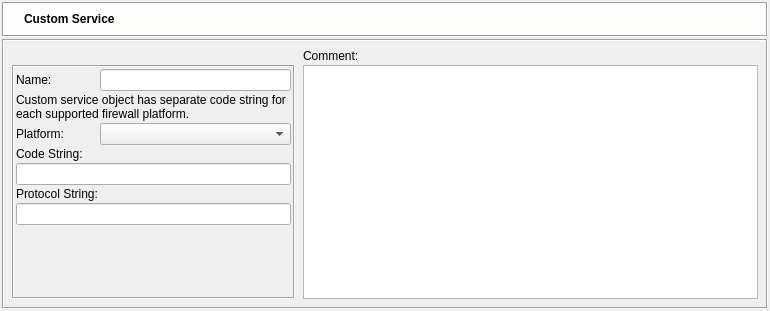
Above: src/gui/customservicedialog_q.ui from fwbuilder/fwbuilder before the change. Below: the same form after it.
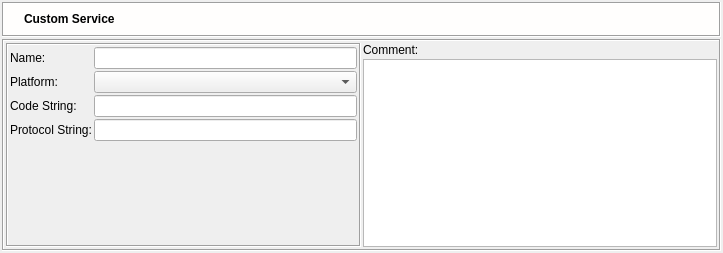
That is the form after the change. Icons and pictures are not drawn.

```diff
--- a/src/gui/customservicedialog_q.ui
+++ b/src/gui/customservicedialog_q.ui
@@ -8,8 +8,8 @@
    <rect>
     <x>0</x>
     <y>0</y>
-    <width>770</width>
-    <height>311</height>
+    <width>723</width>
+    <height>253</height>
    </rect>
   </property>
   <property name="windowTitle" >
@@ -220,35 +220,7 @@
         <enum>QFrame::Sunken</enum>
        </property>
        <layout class="QGridLayout" >
-        <property name="leftMargin" >
-         <number>8</number>
-        </property>
-        <property name="topMargin" >
-         <number>8</number>
-        </property>
-        <property name="rightMargin" >
-         <number>8</number>
-        </property>
-        <property name="bottomMargin" >
-         <number>8</number>
-        </property>
-        <property name="horizontalSpacing" >
-         <number>8</number>
-        </property>
-        <property name="verticalSpacing" >
-         <number>2</number>
-        </property>
-        <item row="0" column="1" >
-         <widget class="QLabel" name="textLabel2" >
-          <property name="text" >
-           <string>Comment:</string>
-          </property>
-          <property name="wordWrap" >
-           <bool>false</bool>
-          </property>
-         </widget>
-        </item>
-        <item row="1" column="0" >
+        <item rowspan="2" row="0" column="0" >
          <widget class="QFrame" name="frame13" >
           <property name="frameShape" >
            <enum>QFrame::Box</enum>
@@ -277,44 +249,13 @@
              </property>
              <property name="minimumSize" >
               <size>
-               <width>0</width>
+               <width>200</width>
                <height>0</height>
               </size>
              </property>
             </widget>
            </item>
-           <item row="1" column="0" colspan="2" >
-            <widget class="QLabel" name="textLabel2_2" >
-             <property name="sizePolicy" >
-              <sizepolicy vsizetype="Fixed" hsizetype="Expanding" >
-               <horstretch>0</horstretch>
-               <verstretch>0</verstretch>
-              </sizepolicy>
-             </property>
-             <property name="minimumSize" >
-              <size>
-               <width>0</width>
-               <height>0</height>
-              </size>
-             </property>
-             <property name="maximumSize" >
-              <size>
-               <width>32767</width>
-               <height>60</height>
-              </size>
-             </property>
-             <property name="text" >
-              <string>Custom service object has separate code string for each supported firewall platform.</string>
-             </property>
-             <property name="alignment" >
-              <set>Qt::AlignVCenter</set>
-             </property>
-             <property name="wordWrap" >
-              <bool>true</bool>
-             </property>
-            </widget>
-           </item>
-           <item row="2" column="0" >
+           <item row="1" column="0" >
             <widget class="QLabel" name="textLabel3" >
              <property name="text" >
               <string>Platform:</string>
@@ -324,11 +265,21 @@
              </property>
             </widget>
            </item>
-           <item row="2" column="1" >
-            <widget class="QComboBox" name="platform" />
+           <item row="1" column="1" >
+            <widget class="QComboBox" name="platform" >
+             <property name="toolTip" >
+              <string>Custom service object has separate code string for each supported firewall platform.</string>
+             </property>
+            </widget>
            </item>
-           <item row="3" column="0" colspan="2" >
+           <item row="2" column="0" >
             <widget class="QLabel" name="textLabel1_3" >
+             <property name="sizePolicy" >
+              <sizepolicy vsizetype="Fixed" hsizetype="Preferred" >
+               <horstretch>0</horstretch>
+               <verstretch>0</verstretch>
+              </sizepolicy>
+             </property>
              <property name="text" >
               <string>Code String:</string>
              </property>
@@ -337,7 +288,7 @@
              </property>
             </widget>
            </item>
-           <item row="4" column="0" colspan="2" >
+           <item row="2" column="1" >
             <widget class="QLineEdit" name="code" >
              <property name="minimumSize" >
               <size>
@@ -350,28 +301,31 @@
              </property>
             </widget>
            </item>
-           <item row="5" column="0" >
+           <item row="3" column="0" >
             <widget class="QLabel" name="protocol_string_label" >
+             <property name="sizePolicy" >
+              <sizepolicy vsizetype="Fixed" hsizetype="Preferred" >
+               <horstretch>0</horstretch>
+               <verstretch>0</verstretch>
+              </sizepolicy>
+             </property>
              <property name="text" >
               <string>Protocol String:</string>
              </property>
             </widget>
            </item>
-           <item row="6" column="0" colspan="2" >
+           <item row="3" column="1" >
             <widget class="QLineEdit" name="protocol_string" />
            </item>
-           <item row="7" column="1" >
+           <item row="4" column="1" >
             <spacer>
              <property name="orientation" >
               <enum>Qt::Vertical</enum>
              </property>
-             <property name="sizeType" >
-              <enum>QSizePolicy::MinimumExpanding</enum>
-             </property>
              <property name="sizeHint" >
               <size>
-               <width>191</width>
-               <height>21</height>
+               <width>20</width>
+               <height>40</height>
               </size>
              </property>
             </spacer>
@@ -379,6 +333,22 @@
           </layout>
          </widget>
         </item>
+        <item row="0" column="1" >
+         <widget class="QLabel" name="textLabel2" >
+          <property name="sizePolicy" >
+           <sizepolicy vsizetype="Fixed" hsizetype="Preferred" >
+            <horstretch>0</horstretch>
+            <verstretch>0</verstretch>
+           </sizepolicy>
+          </property>
+          <property name="text" >
+           <string>Comment:</string>
+          </property>
+          <property name="wordWrap" >
+           <bool>false</bool>
+          </property>
+         </widget>
+        </item>
         <item row="1" column="1" >
          <widget class="QTextEdit" name="comment" >
           <property name="sizePolicy" >
```
Left out of the diff: 3 changed lines with no effect on the pictures.
